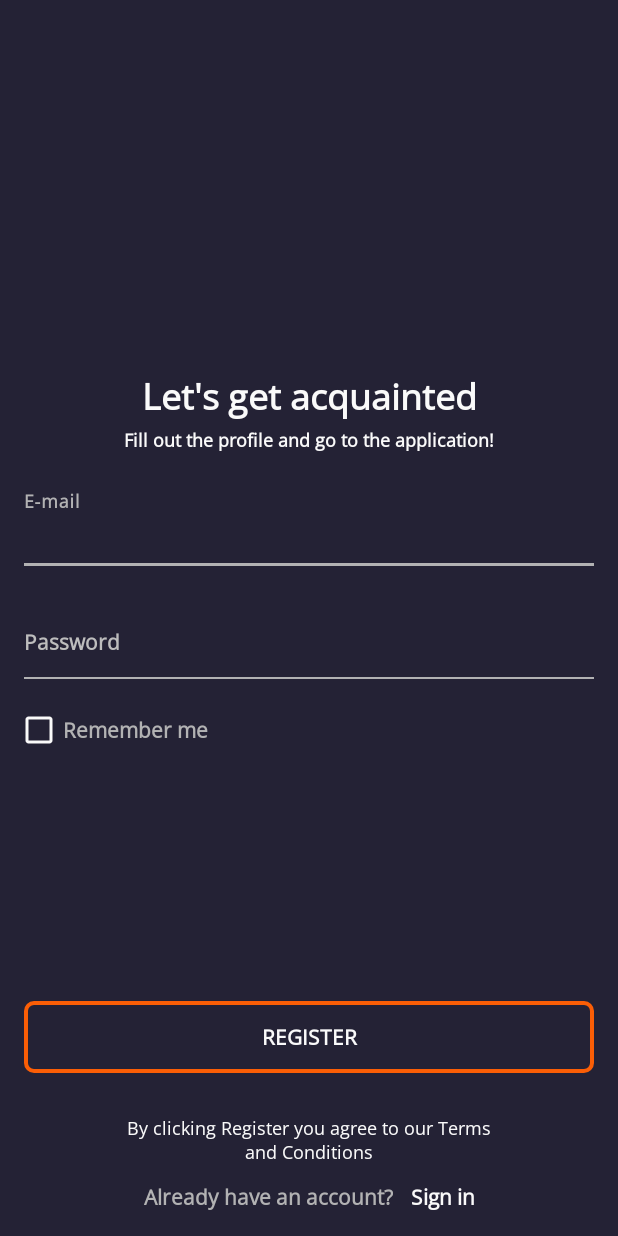
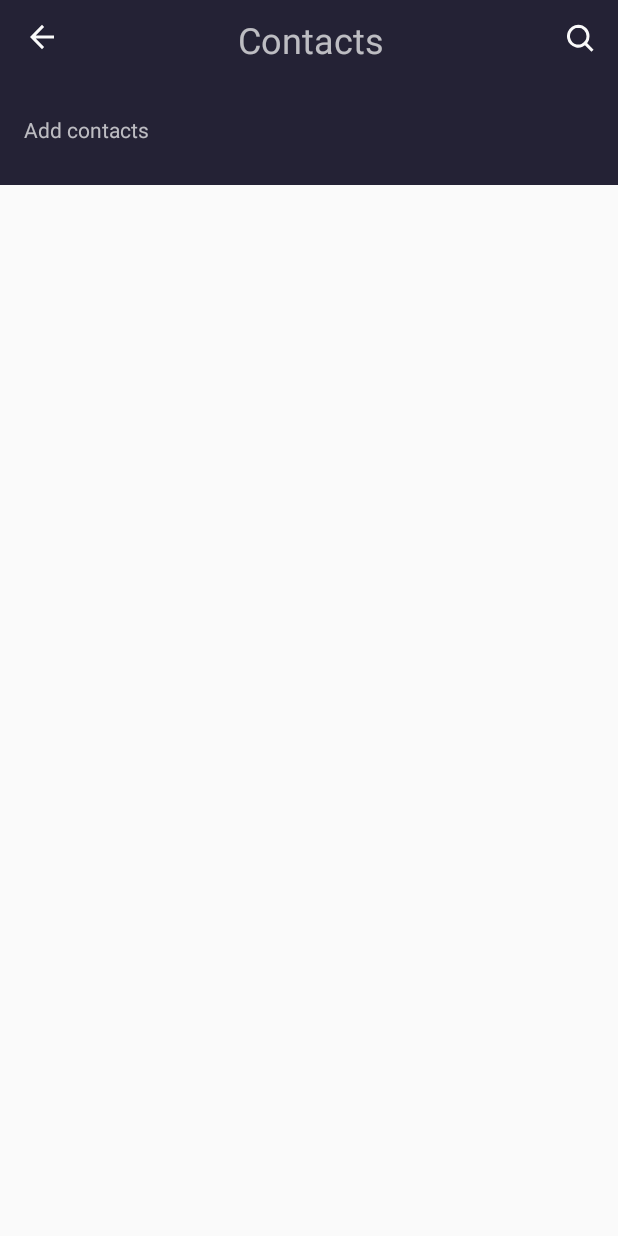
Before and after one commit to oprotsenko/MyProfile, an Android app: the screen it shows after launch (AuthActivity before the commit, ContactsListActivity after it), on a phone screen of 412 x 824 dp. Run offline under Robolectric (Android 15) with nearby library versions, the phone set to English and light mode, and no system bars.

Commit message:
task2 recycle view, adapter, holder

```diff
--- /dev/null
+++ b/app/src/main/java/com/protsolo/ContactsListActivity.kt
@@ -0,0 +1,22 @@
+package com.protsolo
+
+import androidx.appcompat.app.AppCompatActivity
+import android.os.Bundle
+import androidx.recyclerview.widget.LinearLayoutManager
+import androidx.recyclerview.widget.RecyclerView
+import com.protsolo.databinding.ActivityContactsListBinding
+
+class ContactsListActivity : AppCompatActivity() {
+
+    private lateinit var binding: ActivityContactsListBinding
+    private lateinit var contactsList: RecyclerView
+
+    override fun onCreate(savedInstanceState: Bundle?) {
+        super.onCreate(savedInstanceState)
+        binding = ActivityContactsListBinding.inflate(layoutInflater)
+        setContentView(binding.root)
+        contactsList = binding.recyclerViewContactsList
+        var layoutManager: LinearLayoutManager = LinearLayoutManager(this)
+        contactsList.layoutManager = layoutManager
+    }
+}
--- /dev/null
+++ b/app/src/main/res/drawable/ic_arrow_back_24px.xml
@@ -0,0 +1,9 @@
+<vector xmlns:android="http://schemas.android.com/apk/res/android"
+    android:width="16dp"
+    android:height="17dp"
+    android:viewportWidth="16"
+    android:viewportHeight="17">
+  <path
+      android:pathData="M16,7.5H3.83L9.42,1.91L8,0.5L0,8.5L8,16.5L9.41,15.09L3.83,9.5H16V7.5Z"
+      android:fillColor="#FAFAFA"/>
+</vector>
--- /dev/null
+++ b/app/src/main/res/drawable/ic_search.xml
@@ -0,0 +1,16 @@
+<vector xmlns:android="http://schemas.android.com/apk/res/android"
+    android:width="18dp"
+    android:height="19dp"
+    android:viewportWidth="18"
+    android:viewportHeight="19">
+  <path
+      android:pathData="M7.5,1.5C6.2144,1.5 4.9577,1.8812 3.8888,2.5954C2.8199,3.3097 1.9868,4.3248 1.4948,5.5126C1.0028,6.7003 0.8741,8.0072 1.1249,9.2681C1.3757,10.529 1.9948,11.6872 2.9038,12.5962C3.8128,13.5052 4.971,14.1243 6.2319,14.3751C7.4928,14.6259 8.7997,14.4972 9.9874,14.0052C11.1752,13.5132 12.1903,12.6801 12.9046,11.6112C13.6188,10.5423 14,9.2856 14,8C13.9999,6.2761 13.315,4.6229 12.0961,3.4039C10.8771,2.185 9.2239,1.5001 7.5,1.5V1.5Z"
+      android:strokeWidth="2"
+      android:fillColor="#00000000"
+      android:strokeColor="#FAFAFA"/>
+  <path
+      android:pathData="M12,12.5L17,17.5"
+      android:strokeWidth="2"
+      android:fillColor="#00000000"
+      android:strokeColor="#FAFAFA"/>
+</vector>
--- /dev/null
+++ b/app/src/main/res/layout/activity_contacts_list.xml
@@ -0,0 +1,79 @@
+<?xml version="1.0" encoding="utf-8"?>
+<androidx.constraintlayout.widget.ConstraintLayout xmlns:android="http://schemas.android.com/apk/res/android"
+    xmlns:app="http://schemas.android.com/apk/res-auto"
+    xmlns:tools="http://schemas.android.com/tools"
+    android:layout_width="match_parent"
+    android:layout_height="match_parent"
+    android:background="@color/white"
+    tools:context=".ContactsListActivity">
+
+    <androidx.constraintlayout.widget.ConstraintLayout
+        android:id="@+id/constraintLayout"
+        android:layout_width="match_parent"
+        android:layout_height="@dimen/zero"
+        android:background="@color/main_blue_color"
+        app:layout_constraintBottom_toTopOf="@+id/guidelineHorizontal0.15"
+        app:layout_constraintEnd_toEndOf="parent"
+        app:layout_constraintStart_toStartOf="parent"
+        app:layout_constraintTop_toTopOf="parent">
+
+        <androidx.appcompat.widget.AppCompatImageButton
+            android:id="@+id/buttonContactsListBack"
+            style="@style/ContactsListImageButton"
+            android:layout_marginStart="@dimen/margin_20"
+            android:layout_marginTop="@dimen/margin_16"
+            android:background="@android:color/transparent"
+            app:layout_constraintStart_toStartOf="parent"
+            app:layout_constraintTop_toTopOf="parent"
+            app:srcCompat="@drawable/ic_arrow_back_24px" />
+
+        <androidx.appcompat.widget.AppCompatTextView
+            android:id="@+id/appCompatTextView"
+            android:layout_width="wrap_content"
+            android:layout_height="wrap_content"
+            android:layout_marginTop="@dimen/margin_10"
+            android:text="@string/contacts_list_contacts"
+            android:textSize="@dimen/text_size_h1"
+            app:layout_constraintEnd_toStartOf="@+id/buttonContactsListSearch"
+            app:layout_constraintStart_toEndOf="@+id/buttonContactsListBack"
+            app:layout_constraintTop_toTopOf="parent" />
+
+        <androidx.appcompat.widget.AppCompatImageButton
+            android:id="@+id/buttonContactsListSearch"
+            style="@style/ContactsListImageButton"
+            android:layout_marginTop="@dimen/margin_16"
+            android:layout_marginEnd="@dimen/margin_16"
+            android:background="@android:color/transparent"
+            app:layout_constraintEnd_toEndOf="parent"
+            app:layout_constraintTop_toTopOf="parent"
+            app:srcCompat="@drawable/ic_search" />
+
+        <androidx.appcompat.widget.AppCompatTextView
+            android:layout_width="wrap_content"
+            android:layout_height="wrap_content"
+            android:layout_marginStart="@dimen/margin_16"
+            android:layout_marginTop="32dp"
+            android:layout_marginBottom="@dimen/margin_26"
+            android:text="@string/contacts_list_add_contacts"
+            android:textSize="@dimen/text_size_h3"
+            app:layout_constraintBottom_toBottomOf="parent"
+            app:layout_constraintStart_toStartOf="parent"
+            app:layout_constraintTop_toBottomOf="@+id/appCompatTextView" />
+    </androidx.constraintlayout.widget.ConstraintLayout>
+
+    <androidx.constraintlayout.widget.Guideline
+        android:id="@+id/guidelineHorizontal0.15"
+        android:layout_width="wrap_content"
+        android:layout_height="wrap_content"
+        android:orientation="horizontal"
+        app:layout_constraintGuide_percent="0.15" />
+
+    <androidx.recyclerview.widget.RecyclerView
+        android:id="@+id/recyclerViewContactsList"
+        android:layout_width="match_parent"
+        android:layout_height="@dimen/zero"
+        app:layout_constraintBottom_toBottomOf="parent"
+        app:layout_constraintEnd_toEndOf="parent"
+        app:layout_constraintStart_toStartOf="parent"
+        app:layout_constraintTop_toBottomOf="@+id/constraintLayout" />
+</androidx.constraintlayout.widget.ConstraintLayout>
--- a/app/src/main/res/layout/activity_main.xml
+++ b/app/src/main/res/layout/activity_main.xml
@@ -30,11 +30,11 @@
 
         <androidx.cardview.widget.CardView
             android:id="@+id/cardViewMainProfilePhoto"
-            android:layout_width="@dimen/photo_size_113"
-            android:layout_height="@dimen/photo_size_113"
+            android:layout_width="@dimen/profile_photo_size_113"
+            android:layout_height="@dimen/profile_photo_size_113"
             android:layout_centerHorizontal="true"
             android:layout_marginTop="@dimen/margin_24"
-            app:cardCornerRadius="@dimen/photo_size_113"
+            app:cardCornerRadius="@dimen/profile_photo_size_113"
             android:backgroundTint="@color/light_gray_text"
             app:layout_constraintEnd_toEndOf="parent"
             app:layout_constraintStart_toStartOf="parent"
--- a/app/src/main/res/values/colors.xml
+++ b/app/src/main/res/values/colors.xml
@@ -13,6 +13,7 @@
     <color name="gray_text">#18181F</color>
     <color name="orange">#FB5E06</color>
     <color name="gray_line">#BDBDBD</color>
+    <color name="gray_3">#828282</color>
     <color name="error_color">#F93E3E</color>
     <color name="mtrl_textinput_default_box_stroke_color">#B2B2B3</color>
 </resources>
--- a/app/src/main/res/values/dimen.xml
+++ b/app/src/main/res/values/dimen.xml
@@ -1,8 +1,11 @@
 <?xml version="1.0" encoding="utf-8"?>
 <resources>
+    <dimen name="margin_26">26dp</dimen>
+    <dimen name="margin_24">24dp</dimen>
+    <dimen name="margin_20">20dp</dimen>
     <dimen name="margin_16">16dp</dimen>
-    <dimen name="margin_24">24dp</dimen>
     <dimen name="margin_12">12dp</dimen>
+    <dimen name="margin_10">10dp</dimen>
     <dimen name="margin_8">8dp</dimen>
     <dimen name="padding_15.5">15.5dp</dimen>
     <dimen name="border_width">2.5dp</dimen>
@@ -13,6 +16,7 @@
     <dimen name="text_size_h3">14sp</dimen>
     <dimen name="text_size_h4">12sp</dimen>
     <dimen name="text_size_16">16sp</dimen>
-    <dimen name="photo_size_113">113dp</dimen>
+    <dimen name="profile_photo_size_113">113dp</dimen>
+    <dimen name="contact_photo_size_50">50dp</dimen>
     <dimen name="cursor_width">2dp</dimen>
 </resources>
--- a/app/src/main/res/values/strings.xml
+++ b/app/src/main/res/values/strings.xml
@@ -1,5 +1,6 @@
 <resources>
     <string name="app_name">My Profile</string>
+<!--    Main activity   -->
     <string name="main_settings">Settings</string>
     <string name="main_user_name">User Name</string>
     <string name="main_career">Career</string>
@@ -7,6 +8,7 @@
     <string name="main_settings_description">Go to settings and fill out the profile</string>
     <string name="main_edit_profile">Edit profile</string>
     <string name="main_view_my_contacts">View my contacts</string>
+<!--    Auth activity   -->
     <string name="auth_acquaint">Let\'s get acquainted</string>
     <string name="auth_fill_out_description">Fill out the profile and go to the application!</string>
     <string name="auth_email">E-mail</string>
@@ -18,4 +20,7 @@
     <string name="auth_sign_in">Sign in</string>
     <string name="authMessageEmailError">Incorrect E-Mail address</string>
     <string name="authMessagePasswordError">Your password must include a minimum of 8 characters.</string>
+<!--    ContactsList activity   -->
+    <string name="contacts_list_contacts">Contacts</string>
+    <string name="contacts_list_add_contacts">Add contacts</string>
 </resources>
--- a/app/src/main/res/values/styles.xml
+++ b/app/src/main/res/values/styles.xml
@@ -18,6 +18,10 @@
     <style name="Text.Blue">
         <item name="android:textColor">@color/main_blue_color</item>
         <item name="android:layout_marginBottom">@dimen/margin_16</item>
+    </style>
+
+    <style name="Text.Black">
+        <item name="android:textColor">@color/black</item>
     </style>
     <!--Style for button-->
     <style name="MainButton" parent="@style/Widget.AppCompat.Button.Colored">
@@ -88,11 +92,15 @@
         <item name="boxCollapsedPaddingTop">-16dp</item>
     </style>
 
-
     <style name="WindowAnimations">
         <item name="android:activityOpenEnterAnimation">@anim/enter_activity</item>
         <item name="android:activityOpenExitAnimation">@anim/exit_activity</item>
         <item name="android:activityCloseEnterAnimation">@anim/enter_activity</item>
         <item name="android:activityCloseExitAnimation">@anim/exit_activity</item>
     </style>
+
+    <style name="ContactsListImageButton">
+        <item name="android:layout_width">wrap_content</item>
+        <item name="android:layout_height">wrap_content</item>
+    </style>
 </resources>
--- a/build.gradle
+++ b/build.gradle
@@ -6,7 +6,7 @@ buildscript {
     }
     dependencies {
         classpath "com.android.tools.build:gradle:7.0.1"
-        classpath "org.jetbrains.kotlin:kotlin-gradle-plugin:1.5.20"
+        classpath 'org.jetbrains.kotlin:kotlin-gradle-plugin:1.5.30'
 
         // NOTE: Do not place your application dependencies here; they belong
         // in the individual module build.gradle files
```
Also changed, not shown: app/build.gradle (+9 -0 lines), app/src/main/AndroidManifest.xml (+7 -1 lines), app/src/main/java/com/protsolo/utils/ContactsAdapter.kt (added, +43 -0 lines), app/src/main/java/com/protsolo/utils/UserModel.kt (added, +11 -0 lines), app/src/main/res/drawable/ic_delete_bucket.xml (added, +23 -0 lines), app/src/main/res/layout/contact_list_item.xml (added, +64 -0 lines), app/src/main/res/layout/test.xml (added, +64 -0 lines).
